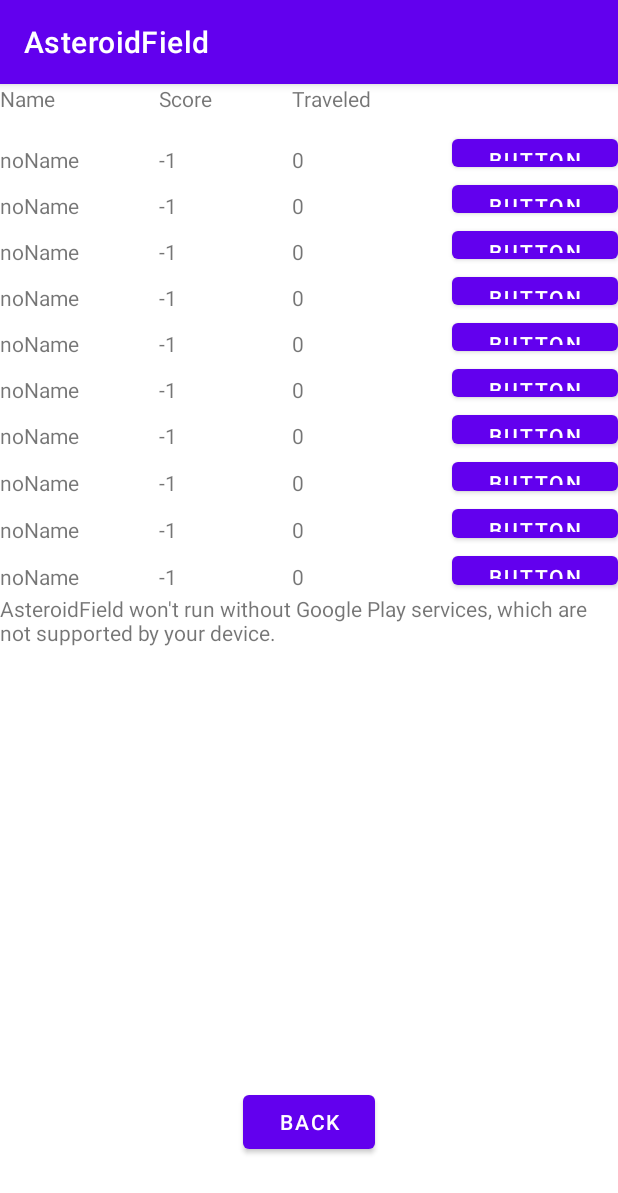
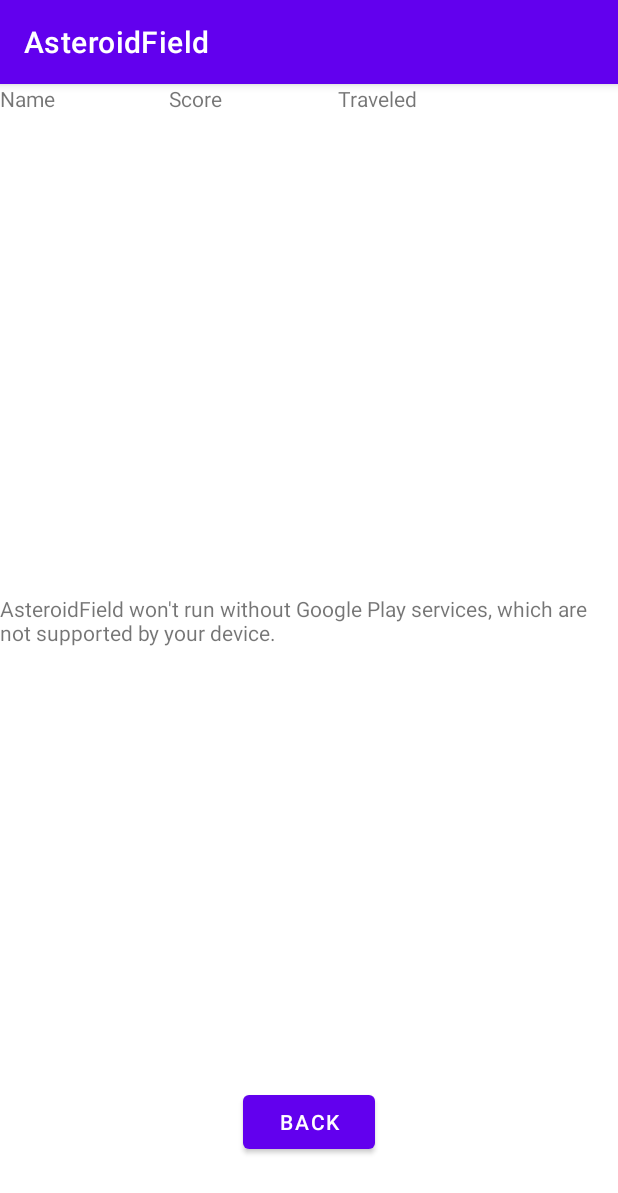
Before and after one commit to YetItMoves-MZ/AsteroidField, an Android app: the Leaderboards_Score_Fragment screen opened directly, with no data from a screen before it, on a phone screen of 412 x 824 dp. Shown: the top 1193 px of the screen. Run offline under Robolectric (Android 15) with nearby library versions, the phone set to English and light mode, and no system bars.

Commit message:
added icon to leaderboards instead of button to show a marker on map. options now show the current place in seekbar when opening the options menu.

```diff
--- a/app/src/main/java/com/example/astroidfield/Activity_Menu.java
+++ b/app/src/main/java/com/example/astroidfield/Activity_Menu.java
@@ -7,13 +7,6 @@ import android.view.View;
 import androidx.appcompat.app.AppCompatActivity;
 
 import com.google.android.material.button.MaterialButton;
-
-
-/*
-What needs to be done:
-menu with options:
-    TODO: change sensitivity for tilt mode                              update 2
- */
 
 public class Activity_Menu extends AppCompatActivity {
 
--- a/app/src/main/java/com/example/astroidfield/Activity_Options.java
+++ b/app/src/main/java/com/example/astroidfield/Activity_Options.java
@@ -169,13 +169,13 @@ public class Activity_Options extends AppCompatActivity {
 
         tiltMode.setChecked(gameModeTilt);
 
-        musicVolume.setProgress(volume);
+        musicVolume.setProgress((volume - musicSeekBarMin) / musicSeekBarStep);
         musicVolumeText.setText("Music Volume: " + volume);
 
-        sbGameSpeed.setProgress(gameSpeed);
-        gameSpeedText.setText("GameSpeed: " + gameSpeedToText(gameSpeed));
+        sbGameSpeed.setProgress((gameSpeed - gameSpeedSeekBarMin) / gameSpeedSeekBarStep);
+        gameSpeedText.setText("Game Speed: " + gameSpeedToText(gameSpeed));
 
-        sbSensitivity.setProgress(sensitivity);
+        sbSensitivity.setProgress((sensitivity - sensitivitySeekBarMin) / sensitivitySeekBarStep);
         sensitivityText.setText("Sensitivity: " + sensitivity);
     }
 
--- a/app/src/main/java/com/example/astroidfield/Game.java
+++ b/app/src/main/java/com/example/astroidfield/Game.java
@@ -77,7 +77,7 @@ public class Game {
     private boolean newAsteroid = true;
     private int odometer=0;
     private int numOfScore =0;
-    private int backgoundVolume = 50;
+    private int backgroundVolume = 50;
     private String  name = null;
     private MyDB myDB =  MyDB.getDB();
     private ArrayList<Record> records = myDB.getRecords();
@@ -481,7 +481,7 @@ public class Game {
             mp.release();
         }
         mp = MediaPlayer.create(context, soundEffect);
-        float volume = (float) (1 - (Math.log(MAX_VOLUME - backgoundVolume) / Math.log(MAX_VOLUME)));
+        float volume = (float) (1 - (Math.log(MAX_VOLUME - backgroundVolume) / Math.log(MAX_VOLUME)));
         mp.setVolume(volume,volume);
         mp.start();
         return mp;
@@ -536,7 +536,7 @@ public class Game {
         delay = (4-options.getGameSpeed())*200 + 100;
         // don't want to change it too much.
         sensitivity = (11-options.getSensitivity()) / 2;
-        backgoundVolume = options.getVolume();
+        backgroundVolume = options.getVolume();
         Tile.setCurrentPlayerSkin(options.getPlayerSkinIndex());
         tiltMode=options.isGameModeTilt();
     }
--- a/app/src/main/java/com/example/astroidfield/Leaderboards_Score_Fragment.java
+++ b/app/src/main/java/com/example/astroidfield/Leaderboards_Score_Fragment.java
@@ -4,7 +4,8 @@ import android.os.Bundle;
 import android.view.LayoutInflater;
 import android.view.View;
 import android.view.ViewGroup;
-import android.widget.Button;
+import android.widget.ImageButton;
+import android.widget.TableRow;
 import android.widget.TextView;
 
 import androidx.appcompat.app.AppCompatActivity;
@@ -18,10 +19,11 @@ public class Leaderboards_Score_Fragment extends Fragment {
 
     public static final int LEADERBOARDS_SIZE = 10;
 
+    private TableRow tableRows[];
     private TextView names[];
     private TextView scores[];
     private TextView odometers[];
-    private Button showLocations[];
+    private ImageButton showLocations[];
     private double lons[] = new double[LEADERBOARDS_SIZE];
     private double lats[] = new double[LEADERBOARDS_SIZE];
     private String stringName[] = new String[LEADERBOARDS_SIZE];
@@ -54,6 +56,10 @@ public class Leaderboards_Score_Fragment extends Fragment {
 
     private void setScores(ArrayList<Record> records) {
         for(int i=0; i<LEADERBOARDS_SIZE;i++){
+            if(records.get(i).getScore()<0){
+                tableRows[i].setVisibility(View.INVISIBLE);
+            }
+            else{
                 Record record = records.get(i);
                 stringName[i] = record.getName();
                 names[i].setText(stringName[i]);
@@ -61,7 +67,7 @@ public class Leaderboards_Score_Fragment extends Fragment {
                 odometers[i].setText(""+record.getOdometer());
                 lons[i] = record.getLon();
                 lats[i] = record.getLat();
-
+            }
         }
     }
     private void sendLocation(double lon, double lat, String name) {
@@ -134,6 +140,19 @@ public class Leaderboards_Score_Fragment extends Fragment {
 
     }
     private void findViews(View view) {
+        tableRows = new TableRow[]{
+                view.findViewById(R.id.leaderboards_score_TABLE_1),
+                view.findViewById(R.id.leaderboards_score_TABLE_2),
+                view.findViewById(R.id.leaderboards_score_TABLE_3),
+                view.findViewById(R.id.leaderboards_score_TABLE_4),
+                view.findViewById(R.id.leaderboards_score_TABLE_5),
+                view.findViewById(R.id.leaderboards_score_TABLE_6),
+                view.findViewById(R.id.leaderboards_score_TABLE_7),
+                view.findViewById(R.id.leaderboards_score_TABLE_8),
+                view.findViewById(R.id.leaderboards_score_TABLE_9),
+                view.findViewById(R.id.leaderboards_score_TABLE_10)
+        };
+
         names = new TextView[]{
                 view.findViewById(R.id.leaderboards_score_TXT_name1),
                 view.findViewById(R.id.leaderboards_score_TXT_name2),
@@ -173,7 +192,7 @@ public class Leaderboards_Score_Fragment extends Fragment {
                 view.findViewById(R.id.leaderboards_score_TXT_odometer10)
 
         };
-        showLocations = new Button[]{
+        showLocations = new ImageButton[]{
                 view.findViewById(R.id.leaderboards_score_BTN_ShowOnMap1),
                 view.findViewById(R.id.leaderboards_score_BTN_ShowOnMap2),
                 view.findViewById(R.id.leaderboards_score_BTN_ShowOnMap3),
--- a/app/src/main/res/layout/fragment_leaderboards__score.xml
+++ b/app/src/main/res/layout/fragment_leaderboards__score.xml
@@ -10,6 +10,7 @@
         android:layout_height="match_parent">
 
         <TableRow
+            android:id="@+id/leaderboards_score_TABLE_0"
             android:layout_width="match_parent"
             android:layout_height="match_parent"
             android:layout_weight="1" >
@@ -41,12 +42,11 @@
                 android:layout_weight="0.3"
                 android:visibility="invisible"/>
 
-
-
         </TableRow>
 
 
         <TableRow
+            android:id="@+id/leaderboards_score_TABLE_1"
             android:layout_width="match_parent"
             android:layout_height="match_parent"
             android:layout_weight="1" >
@@ -71,17 +71,17 @@
                 android:text="TextView"
                 android:layout_weight="1"/>
 
-            <Button
+            <ImageButton
                 android:id="@+id/leaderboards_score_BTN_ShowOnMap1"
-                android:layout_width="wrap_content"
+                android:layout_width="1dp"
                 android:layout_height="match_parent"
-                android:layout_weight="0.3"
-                android:text="Button" />
+                android:layout_weight="0.1"
+                android:background="@drawable/ic_map_marker" />
 
         </TableRow>
 
-
         <TableRow
+            android:id="@+id/leaderboards_score_TABLE_2"
             android:layout_width="match_parent"
             android:layout_height="match_parent"
             android:layout_weight="1" >
@@ -106,16 +106,17 @@
                 android:text="TextView"
                 android:layout_weight="1"/>
 
-            <Button
+            <ImageButton
                 android:id="@+id/leaderboards_score_BTN_ShowOnMap2"
-                android:layout_width="wrap_content"
+                android:layout_width="1dp"
                 android:layout_height="match_parent"
-                android:layout_weight="0.3"
-                android:text="Button" />
+                android:layout_weight="0.1"
+                android:background="@drawable/ic_map_marker" />
 
         </TableRow>
 
         <TableRow
+            android:id="@+id/leaderboards_score_TABLE_3"
             android:layout_width="match_parent"
             android:layout_height="match_parent"
             android:layout_weight="1" >
@@ -140,16 +141,17 @@
                 android:text="TextView"
                 android:layout_weight="1"/>
 
-            <Button
+            <ImageButton
                 android:id="@+id/leaderboards_score_BTN_ShowOnMap3"
-                android:layout_width="wrap_content"
+                android:layout_width="1dp"
                 android:layout_height="match_parent"
-                android:layout_weight="0.3"
-                android:text="Button" />
+                android:layout_weight="0.1"
+                android:background="@drawable/ic_map_marker" />
 
         </TableRow>
 
         <TableRow
+            android:id="@+id/leaderboards_score_TABLE_4"
             android:layout_width="match_parent"
             android:layout_height="match_parent"
             android:layout_weight="1" >
@@ -174,16 +176,17 @@
                 android:text="TextView"
                 android:layout_weight="1"/>
 
-            <Button
+            <ImageButton
                 android:id="@+id/leaderboards_score_BTN_ShowOnMap4"
-                android:layout_width="wrap_content"
+                android:layout_width="1dp"
                 android:layout_height="match_parent"
-                android:layout_weight="0.3"
-                android:text="Button" />
+                android:layout_weight="0.1"
+                android:background="@drawable/ic_map_marker" />
 
         </TableRow>
 
         <TableRow
+            android:id="@+id/leaderboards_score_TABLE_5"
             android:layout_width="match_parent"
             android:layout_height="match_parent"
             android:layout_weight="1" >
@@ -208,16 +211,17 @@
                 android:text="TextView"
                 android:layout_weight="1"/>
 
-            <Button
+            <ImageButton
                 android:id="@+id/leaderboards_score_BTN_ShowOnMap5"
-                android:layout_width="wrap_content"
+                android:layout_width="1dp"
                 android:layout_height="match_parent"
-                android:layout_weight="0.3"
-                android:text="Button" />
+                android:layout_weight="0.1"
+                android:background="@drawable/ic_map_marker" />
 
         </TableRow>
 
         <TableRow
+            android:id="@+id/leaderboards_score_TABLE_6"
             android:layout_width="match_parent"
             android:layout_height="match_parent"
             android:layout_weight="1" >
@@ -242,15 +246,16 @@
                 android:text="TextView"
                 android:layout_weight="1"/>
 
-            <Button
+            <ImageButton
                 android:id="@+id/leaderboards_score_BTN_ShowOnMap6"
-                android:layout_width="wrap_content"
+                android:layout_width="1dp"
                 android:layout_height="match_parent"
-                android:layout_weight="0.3"
-                android:text="Button" />
+                android:layout_weight="0.1"
+                android:background="@drawable/ic_map_marker" />
 
         </TableRow>
         <TableRow
+            android:id="@+id/leaderboards_score_TABLE_7"
             android:layout_width="match_parent"
             android:layout_height="match_parent"
             android:layout_weight="1" >
@@ -275,15 +280,16 @@
                 android:text="TextView"
                 android:layout_weight="1"/>
 
-            <Button
+            <ImageButton
                 android:id="@+id/leaderboards_score_BTN_ShowOnMap7"
-                android:layout_width="wrap_content"
+                android:layout_width="1dp"
                 android:layout_height="match_parent"
-                android:layout_weight="0.3"
-                android:text="Button" />
+                android:layout_weight="0.1"
+                android:background="@drawable/ic_map_marker" />
 
         </TableRow>
         <TableRow
+            android:id="@+id/leaderboards_score_TABLE_8"
             android:layout_width="match_parent"
             android:layout_height="match_parent"
             android:layout_weight="1" >
@@ -308,15 +314,16 @@
                 android:text="TextView"
                 android:layout_weight="1"/>
 
-            <Button
+            <ImageButton
                 android:id="@+id/leaderboards_score_BTN_ShowOnMap8"
-                android:layout_width="wrap_content"
+                android:layout_width="1dp"
                 android:layout_height="match_parent"
-                android:layout_weight="0.3"
-                android:text="Button" />
+                android:layout_weight="0.1"
+                android:background="@drawable/ic_map_marker" />
 
         </TableRow>
         <TableRow
+            android:id="@+id/leaderboards_score_TABLE_9"
             android:layout_width="match_parent"
             android:layout_height="match_parent"
             android:layout_weight="1" >
@@ -341,15 +348,16 @@
                 android:text="TextView"
                 android:layout_weight="1"/>
 
-            <Button
+            <ImageButton
                 android:id="@+id/leaderboards_score_BTN_ShowOnMap9"
-                android:layout_width="wrap_content"
+                android:layout_width="1dp"
                 android:layout_height="match_parent"
-                android:layout_weight="0.3"
-                android:text="Button" />
+                android:layout_weight="0.1"
+                android:background="@drawable/ic_map_marker" />
 
         </TableRow>
         <TableRow
+            android:id="@+id/leaderboards_score_TABLE_10"
             android:layout_width="match_parent"
             android:layout_height="match_parent"
             android:layout_weight="1" >
@@ -374,12 +382,12 @@
                 android:text="TextView"
                 android:layout_weight="1"/>
 
-            <Button
+            <ImageButton
                 android:id="@+id/leaderboards_score_BTN_ShowOnMap10"
-                android:layout_width="wrap_content"
+                android:layout_width="1dp"
                 android:layout_height="match_parent"
-                android:layout_weight="0.3"
-                android:text="Button" />
+                android:layout_weight="0.1"
+                android:background="@drawable/ic_map_marker" />
 
         </TableRow>
     </TableLayout>
```
Also changed, not shown: 1 other file. Lines whose indentation alone changed are shown as unchanged.
